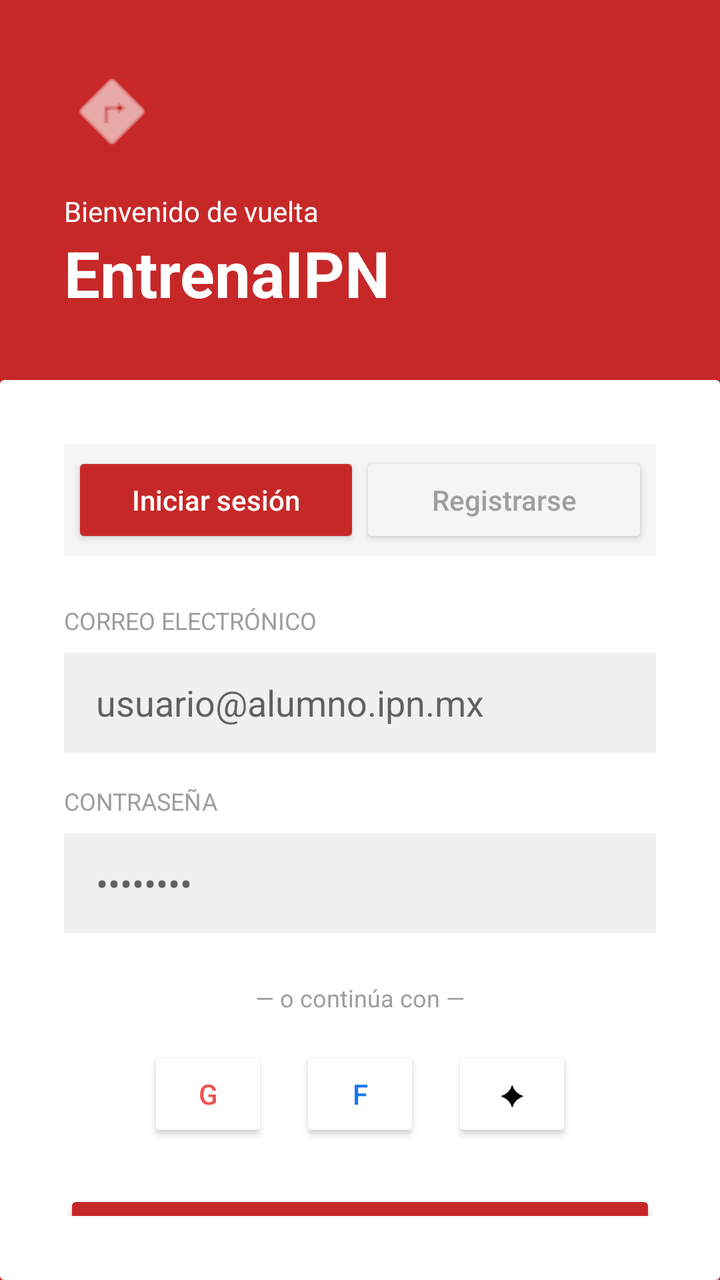
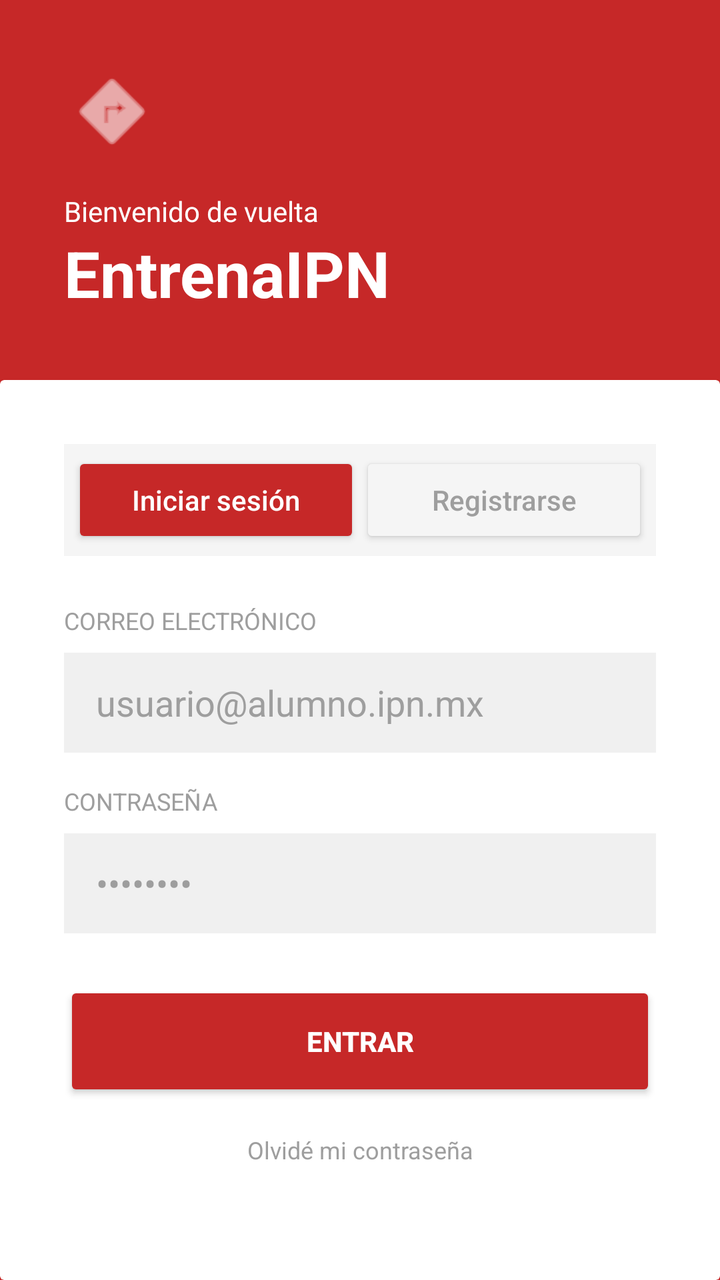

The first picture is an Android layout as it rendered before a commit; the second is the same layout after the commit. The layout source and the unified diff follow.
<!-- AndroidManifest.xml: application theme Theme.ActivaESCOM -->
<!-- res/layout/activity_login.xml -->
<?xml version="1.0" encoding="utf-8"?>
<androidx.constraintlayout.widget.ConstraintLayout xmlns:android="http://schemas.android.com/apk/res/android"
    xmlns:app="http://schemas.android.com/apk/res-auto"
    android:id="@+id/main"
    android:layout_width="match_parent"
    android:layout_height="match_parent"
    android:background="@color/red_1">

    <ImageView
        android:id="@+id/ic_run"
        android:layout_width="48dp"
        android:layout_height="48dp"
        android:layout_margin="32dp"
        android:src="@android:drawable/ic_menu_directions"
        app:tint="@color/white"
        app:layout_constraintStart_toStartOf="parent"
        app:layout_constraintTop_toTopOf="parent" />

    <TextView
        android:id="@+id/tv_welcome"
        android:layout_width="wrap_content"
        android:layout_height="wrap_content"
        android:layout_marginStart="32dp"
        android:layout_marginTop="16dp"
        android:text="Bienvenido de vuelta"
        android:textColor="@color/white"
        android:textSize="14sp"
        app:layout_constraintStart_toStartOf="parent"
        app:layout_constraintTop_toBottomOf="@id/ic_run" />

    <TextView
        android:id="@+id/tv_title"
        android:layout_width="wrap_content"
        android:layout_height="wrap_content"
        android:layout_marginStart="32dp"
        android:text="EntrenaIPN"
        android:textColor="@color/white"
        android:textSize="32sp"
        android:textStyle="bold"
        app:layout_constraintStart_toStartOf="parent"
        app:layout_constraintTop_toBottomOf="@id/tv_welcome" />

    <androidx.cardview.widget.CardView
        android:layout_width="match_parent"
        android:layout_height="0dp"
        android:layout_marginTop="32dp"
        app:cardElevation="0dp"
        app:layout_constraintBottom_toBottomOf="parent"
        app:layout_constraintTop_toBottomOf="@id/tv_title">

        <LinearLayout
            android:layout_width="match_parent"
            android:layout_height="match_parent"
            android:orientation="vertical"
            android:padding="32dp">

            
            <LinearLayout
                android:layout_width="match_parent"
                android:layout_height="wrap_content"
                android:background="@color/gray_background"
                android:orientation="horizontal"
                android:padding="4dp">

                <Button
                    android:id="@+id/btnTabLogin"
                    android:layout_width="0dp"
                    android:layout_height="wrap_content"
                    android:layout_weight="1"
                    android:backgroundTint="@color/red_1"
                    android:text="Iniciar sesión"
                    android:textAllCaps="false"
                    android:textColor="@color/white" />

                <Button
                    android:id="@+id/btnTabRegister"
                    android:layout_width="0dp"
                    android:layout_height="wrap_content"
                    android:layout_weight="1"
                    android:backgroundTint="@color/gray_background"
                    android:elevation="0dp"
                    android:text="Registrarse"
                    android:textAllCaps="false"
                    android:textColor="@color/gray_text" />
            </LinearLayout>

            <TextView
                android:layout_width="wrap_content"
                android:layout_height="wrap_content"
                android:layout_marginTop="24dp"
                android:text="CORREO ELECTRÓNICO"
                android:textColor="@color/gray_text"
                android:textSize="12sp" />

            <EditText
                android:id="@+id/etEmail"
                android:layout_width="match_parent"
                android:layout_height="50dp"
                android:layout_marginTop="8dp"
                android:background="#F0F0F0"
                android:hint="usuario@alumno.ipn.mx"
                android:inputType="textEmailAddress"
                android:paddingHorizontal="16dp" />

            <TextView
                android:layout_width="wrap_content"
                android:layout_height="wrap_content"
                android:layout_marginTop="16dp"
                android:text="CONTRASEÑA"
                android:textColor="@color/gray_text"
                android:textSize="12sp" />

            <EditText
                android:id="@+id/etPassword"
                android:layout_width="match_parent"
                android:layout_height="50dp"
                android:layout_marginTop="8dp"
                android:background="#F0F0F0"
                android:hint="••••••••"
                android:inputType="textPassword"
                android:paddingHorizontal="16dp" />

            <TextView
                android:layout_width="match_parent"
                android:layout_height="wrap_content"
                android:layout_marginTop="24dp"
                android:gravity="center"
                android:text="— o continúa con —"
                android:textColor="@color/gray_text"
                android:textSize="12sp" />

            <LinearLayout
                android:layout_width="match_parent"
                android:layout_height="wrap_content"
                android:layout_marginTop="16dp"
                android:gravity="center"
                android:orientation="horizontal">

                <Button
                    android:layout_width="60dp"
                    android:layout_height="wrap_content"
                    android:layout_marginEnd="16dp"
                    android:backgroundTint="@color/white"
                    android:text="G"
                    android:textColor="@color/red_3" />

                <Button
                    android:layout_width="60dp"
                    android:layout_height="wrap_content"
                    android:layout_marginEnd="16dp"
                    android:backgroundTint="@color/white"
                    android:text="f"
                    android:textColor="#1877F2" />

                <Button
                    android:layout_width="60dp"
                    android:layout_height="wrap_content"
                    android:backgroundTint="@color/white"
                    android:text="✦"
                    android:textColor="@color/black" />
            </LinearLayout>

            <Button
                android:id="@+id/btnEntrar"
                android:layout_width="match_parent"
                android:layout_height="60dp"
                android:layout_marginTop="24dp"
                android:backgroundTint="@color/red_1"
                android:text="ENTRAR"
                android:textColor="@color/white"
                android:textStyle="bold" />

            <TextView
                android:layout_width="match_parent"
                android:layout_height="wrap_content"
                android:layout_marginTop="16dp"
                android:gravity="center"
                android:text="Olvidé mi contraseña"
                android:textColor="@color/gray_text"
                android:textSize="12sp" />

        </LinearLayout>
    </androidx.cardview.widget.CardView>
</androidx.constraintlayout.widget.ConstraintLayout>
<!-- resources referenced by this layout -->
<resources>
  <color name="black">#FF000000</color>
  <color name="gray_background">#F5F5F5</color>
  <color name="gray_text">#9E9E9E</color>
  <color name="red_1">#C62828</color>
  <color name="red_3">#EF5350</color>
  <color name="white">#FFFFFFFF</color>
  <style name="Theme.ActivaESCOM" parent="Base.Theme.ActivaESCOM">
      </style>
  <style name="Base.Theme.ActivaESCOM" parent="Theme.MaterialComponents.DayNight.NoActionBar">
      </style>
</resources>

<!-- the commit's change to res/layout/activity_login.xml (unified diff, before → after) -->
@@ -100,7 +100,8 @@
                 android:background="#F0F0F0"
                 android:hint="usuario@alumno.ipn.mx"
                 android:inputType="textEmailAddress"
-                android:paddingHorizontal="16dp" />
+                android:paddingHorizontal="16dp"
+                android:textColorHint="@color/text_gray"/>
 
             <TextView
                 android:layout_width="wrap_content"
@@ -118,47 +119,8 @@
                 android:background="#F0F0F0"
                 android:hint="••••••••"
                 android:inputType="textPassword"
-                android:paddingHorizontal="16dp" />
-
-            <TextView
-                android:layout_width="match_parent"
-                android:layout_height="wrap_content"
-                android:layout_marginTop="24dp"
-                android:gravity="center"
-                android:text="— o continúa con —"
-                android:textColor="@color/gray_text"
-                android:textSize="12sp" />
-
-            <LinearLayout
-                android:layout_width="match_parent"
-                android:layout_height="wrap_content"
-                android:layout_marginTop="16dp"
-                android:gravity="center"
-                android:orientation="horizontal">
-
-                <Button
-                    android:layout_width="60dp"
-                    android:layout_height="wrap_content"
-                    android:layout_marginEnd="16dp"
-                    android:backgroundTint="@color/white"
-                    android:text="G"
-                    android:textColor="@color/red_3" />
-
-                <Button
-                    android:layout_width="60dp"
-                    android:layout_height="wrap_content"
-                    android:layout_marginEnd="16dp"
-                    android:backgroundTint="@color/white"
-                    android:text="f"
-                    android:textColor="#1877F2" />
-
-                <Button
-                    android:layout_width="60dp"
-                    android:layout_height="wrap_content"
-                    android:backgroundTint="@color/white"
-                    android:text="✦"
-                    android:textColor="@color/black" />
-            </LinearLayout>
+                android:paddingHorizontal="16dp"
+                android:textColorHint="@color/text_gray"/>
 
             <Button
                 android:id="@+id/btnEntrar"
<!-- resource entries referenced after the edit -->
@@ -1,10 +1,9 @@
 <!-- resources referenced by this layout -->
 <resources>
-  <color name="black">#FF000000</color>
   <color name="gray_background">#F5F5F5</color>
   <color name="gray_text">#9E9E9E</color>
   <color name="red_1">#C62828</color>
-  <color name="red_3">#EF5350</color>
+  <color name="text_gray">#9E9E9E</color>
   <color name="white">#FFFFFFFF</color>
   <style name="Theme.ActivaESCOM" parent="Base.Theme.ActivaESCOM">
       </style>
